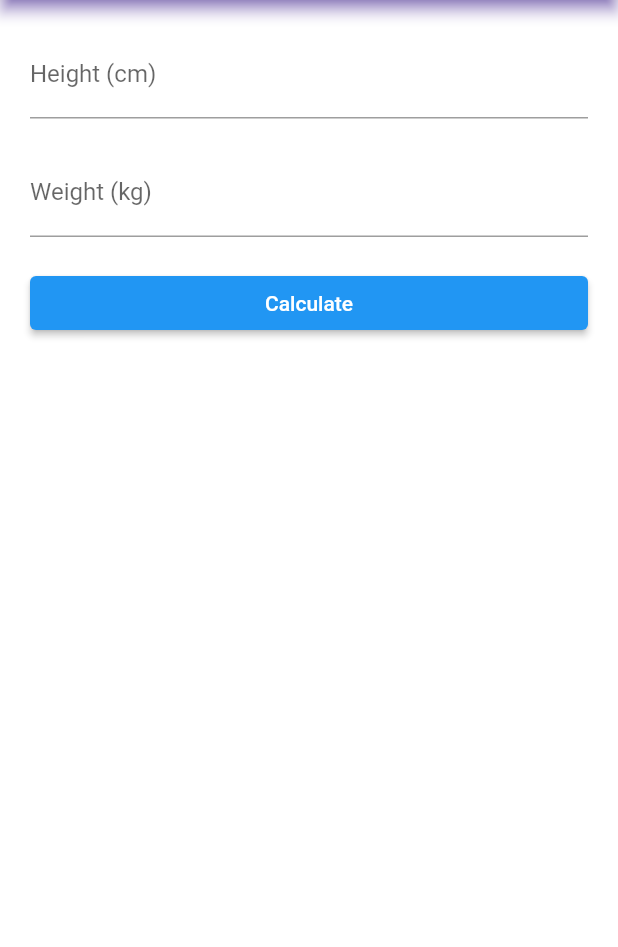
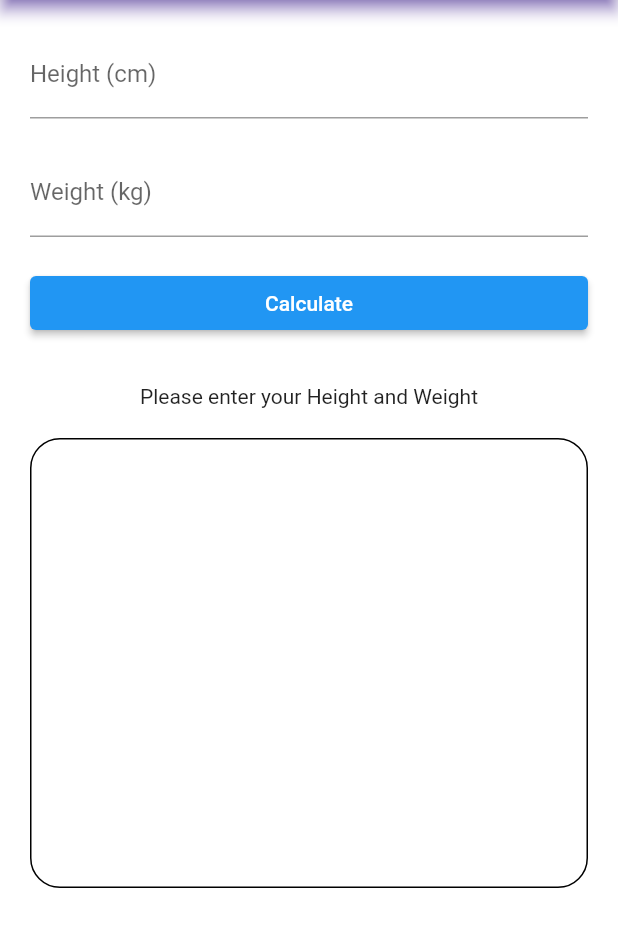
Before and after one commit to kirtijangid/BMI-calculator, a Flutter app: the screen it shows after launch, after a tap on "Calculate", on a phone screen of 412 x 824 dp, the part 84-1031 px from its top. Run offline on Flutter 3.47's test engine with Material 2 defaults, Android fonts, the phone set to English and light mode, and no system bars.

Commit message:
creating a container sizedbox &adding properties

```diff
--- a/lib/appbar.dart
+++ b/lib/appbar.dart
@@ -1,3 +1,5 @@
+import 'dart:math';
+
 import 'package:flutter/material.dart';
 
 class Appbar extends StatefulWidget {
@@ -18,6 +20,37 @@ class _AppbarState extends State<Appbar> {
   void calculateBMI() {
     final double? height = double.tryParse(_heightController.value.text);
     final double? weight = double.tryParse(_weightController.value.text);
+
+     if (height == null || weight == null) {
+      setState(() {
+        errorText = "Please enter your Height and Weight";
+      });
+      return;
+    }
+
+    if (height <= 0 || weight <= 0) {
+      setState(() {
+        errorText = "Your Height and Weight must be positive numbers";
+      });
+      return;
+    }
+
+    setState(() {
+      bmi = weight / pow((height / 100), 2);
+      if (bmi! < 18.5) {
+        status = "Underweight";
+      } else if (bmi! > 18.5 && bmi! < 25) {
+        status = 'Normal weight';
+      } else if (bmi! > 25 && bmi! < 30) {
+        status = 'Pre-Obesity';
+      } else if (bmi! > 30 && bmi! < 35) {
+        status = 'Obesity class 1';
+      } else if (bmi! > 35 && bmi! < 40) {
+        status = 'Obesity class 2';
+      } else {
+        status = 'Obesity class 3';
+      }
+    });
   }
 
   @override
@@ -66,8 +99,30 @@ class _AppbarState extends State<Appbar> {
               height: 30,
             ),
             Text(errorText),
-          ],
-        ),
+            const SizedBox(
+              height: 20,
+            ),
+
+            Container(
+              width: MediaQuery.of(context).size.width,
+              height: 300,
+              decoration: BoxDecoration(
+                borderRadius: BorderRadius.circular(20),
+              border: Border.all(),
+              ),
+              child: Padding(
+                padding: EdgeInsets.all(10),
+                child: Column(
+                children: [
+                  SizedBox(
+                    height: 50,
+                  ),
+
+                ],
+              ),
+            ),
+            ),
+        ]),
       ),
     );
   }
```
